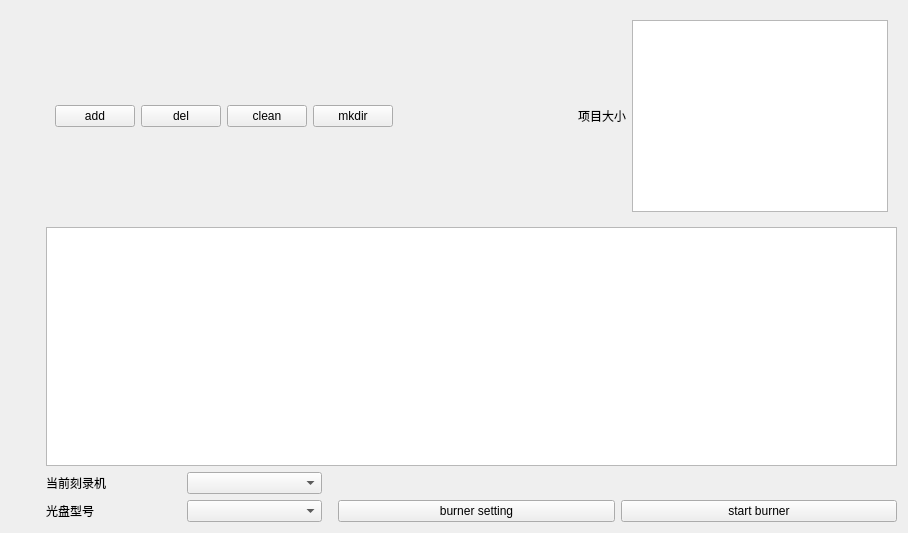
This is p_data.ui in XingWei-Liu/qt-burner as Qt 5 draws it before an edit. The edited form follows.
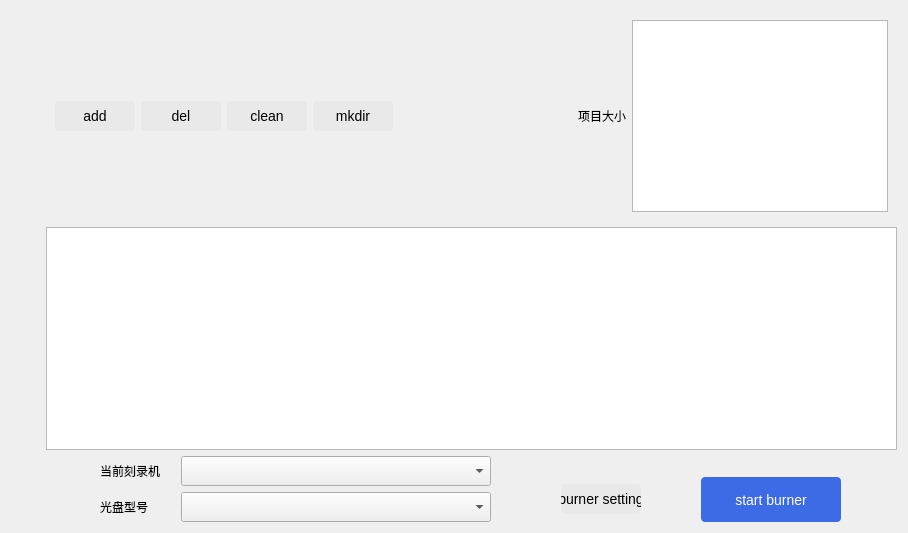
This is the edited form. Icons and pictures are not drawn.

Diff of the .ui file:
```diff
--- a/p_data.ui
+++ b/p_data.ui
@@ -37,6 +37,23 @@
        <layout class="QHBoxLayout" name="horizontalLayout">
         <item>
          <widget class="QPushButton" name="add">
+          <property name="minimumSize">
+           <size>
+            <width>80</width>
+            <height>30</height>
+           </size>
+          </property>
+          <property name="maximumSize">
+           <size>
+            <width>80</width>
+            <height>30</height>
+           </size>
+          </property>
+          <property name="styleSheet">
+           <string notr="true">QPushButton{background-image: url(:/new/prefix1/pic/icon-添加-默认.png);background-color:rgb(233, 233, 233);background-repeat: no-repeat;background-position:left;color:rgb(0, 0, 0);font: 14px;border-radius: 4px;}
+QPushButton:hover{background-image: url(:/new/prefix1/pic/icon-添加-悬停点击.png);background-color:rgb(107, 142, 235);background-repeat: no-repeat;background-position:left;color:rgb(0, 0, 0);font: 14px;border-radius: 4px;}
+ QPushButton:pressed{background-image: url(:/new/prefix1/pic/icon-添加-悬停点击.png);background-color:rgb(65, 95, 196);background-repeat: no-repeat;background-position:left;border:none;color:rgb(0, 0, 0);font: 14px;border-radius: 4px;}</string>
+          </property>
           <property name="text">
            <string>add</string>
           </property>
@@ -44,6 +61,23 @@
         </item>
         <item>
          <widget class="QPushButton" name="del">
+          <property name="minimumSize">
+           <size>
+            <width>80</width>
+            <height>30</height>
+           </size>
+          </property>
+          <property name="maximumSize">
+           <size>
+            <width>80</width>
+            <height>30</height>
+           </size>
+          </property>
+          <property name="styleSheet">
+           <string notr="true">QPushButton{background-image: url(:/new/prefix1/pic/icon-删除-默认.png);background-color:rgb(233, 233, 233);background-repeat: no-repeat;background-position:left;color:rgb(0, 0, 0);font: 14px;border-radius: 4px;}
+QPushButton:hover{background-image: url(:/new/prefix1/pic/icon-删除-悬停点击.png);background-color:rgb(107, 142, 235);background-repeat: no-repeat;background-position:left;color:rgb(0, 0, 0);font: 14px;border-radius: 4px;}
+QPushButton:pressed{background-image: url(:/new/prefix1/pic/icon-删除-悬停点击.png);background-color:rgb(65, 95, 196);background-repeat: no-repeat;background-position:left;border:none;color:rgb(0, 0, 0);font: 14px;border-radius: 4px;}</string>
+          </property>
           <property name="text">
            <string>del</string>
           </property>
@@ -51,6 +85,23 @@
         </item>
         <item>
          <widget class="QPushButton" name="clean">
+          <property name="minimumSize">
+           <size>
+            <width>80</width>
+            <height>30</height>
+           </size>
+          </property>
+          <property name="maximumSize">
+           <size>
+            <width>80</width>
+            <height>30</height>
+           </size>
+          </property>
+          <property name="styleSheet">
+           <string notr="true">QPushButton{background-image: url(:/new/prefix1/pic/icon-清空-默认.png);background-color:rgb(233, 233, 233);background-repeat: no-repeat;background-position:left;color:rgb(0, 0, 0);font: 14px;border-radius: 4px;}
+QPushButton:hover{background-image: url(:/new/prefix1/pic/icon-清空-悬停点击.png);background-color:rgb(107, 142, 235);background-repeat: no-repeat;background-position:left;color:rgb(0, 0, 0);font: 14px;border-radius: 4px;}
+QPushButton:pressed{background-image: url(:/new/prefix1/pic/icon-清空-悬停点击.png);background-color:rgb(65, 95, 196);background-repeat: no-repeat;background-position:left;border:none;color:rgb(0, 0, 0);font: 14px;border-radius: 4px;}</string>
+          </property>
           <property name="text">
            <string>clean</string>
           </property>
@@ -58,6 +109,23 @@
         </item>
         <item>
          <widget class="QPushButton" name="mkdir">
+          <property name="minimumSize">
+           <size>
+            <width>80</width>
+            <height>30</height>
+           </size>
+          </property>
+          <property name="maximumSize">
+           <size>
+            <width>80</width>
+            <height>30</height>
+           </size>
+          </property>
+          <property name="styleSheet">
+           <string notr="true">QPushButton{background-image: url(:/new/prefix1/pic/icon-新建文件-默认.png);background-color:rgb(233, 233, 233);background-repeat: no-repeat;background-position:left;color:rgb(0, 0, 0);font: 14px;border-radius: 4px;}
+QPushButton:hover{background-image: url(:/new/prefix1/pic/icon-新建文件-悬停点击.png);background-color:rgb(107, 142, 235);background-repeat: no-repeat;background-position:left;color:rgb(0, 0, 0);font: 14px;border-radius: 4px;}
+QPushButton:pressed{background-image: url(:/new/prefix1/pic/icon-新建文件-悬停点击.png);background-color:rgb(65, 95, 196);background-repeat: no-repeat;background-position:left;border:none;color:rgb(0, 0, 0);font: 14px;border-radius: 4px;}</string>
+          </property>
           <property name="text">
            <string>mkdir</string>
           </property>
@@ -135,6 +203,23 @@
        </item>
        <item row="1" column="2">
         <widget class="QPushButton" name="burner_setting">
+         <property name="minimumSize">
+          <size>
+           <width>80</width>
+           <height>30</height>
+          </size>
+         </property>
+         <property name="maximumSize">
+          <size>
+           <width>80</width>
+           <height>30</height>
+          </size>
+         </property>
+         <property name="styleSheet">
+          <string notr="true">QPushButton{background-color:rgb(233, 233, 233);font: 14px;border-radius: 4px;}
+QPushButton:hover{background-color:rgb(107, 142, 235);font: 14px;border-radius: 4px;}
+QPushButton:pressed{border:none;background-color:rgb(65, 95, 196);font: 14px;border-radius: 4px;}</string>
+         </property>
          <property name="text">
           <string>burner setting</string>
          </property>
@@ -144,28 +229,95 @@
         <layout class="QGridLayout" name="gridLayout">
          <item row="0" column="0">
           <widget class="QLabel" name="label_2">
+           <property name="minimumSize">
+            <size>
+             <width>75</width>
+             <height>30</height>
+            </size>
+           </property>
+           <property name="maximumSize">
+            <size>
+             <width>75</width>
+             <height>30</height>
+            </size>
+           </property>
            <property name="text">
             <string>当前刻录机</string>
            </property>
           </widget>
          </item>
          <item row="0" column="1">
-          <widget class="QComboBox" name="comboBox"/>
+          <widget class="QComboBox" name="comboBox">
+           <property name="minimumSize">
+            <size>
+             <width>310</width>
+             <height>30</height>
+            </size>
+           </property>
+           <property name="maximumSize">
+            <size>
+             <width>310</width>
+             <height>30</height>
+            </size>
+           </property>
+          </widget>
          </item>
          <item row="1" column="0">
           <widget class="QLabel" name="label_3">
+           <property name="minimumSize">
+            <size>
+             <width>75</width>
+             <height>30</height>
+            </size>
+           </property>
+           <property name="maximumSize">
+            <size>
+             <width>75</width>
+             <height>30</height>
+            </size>
+           </property>
            <property name="text">
             <string>光盘型号</string>
            </property>
           </widget>
          </item>
          <item row="1" column="1">
-          <widget class="QComboBox" name="comboBox_2"/>
+          <widget class="QComboBox" name="comboBox_2">
+           <property name="minimumSize">
+            <size>
+             <width>310</width>
+             <height>30</height>
+            </size>
+           </property>
+           <property name="maximumSize">
+            <size>
+             <width>310</width>
+             <height>30</height>
+            </size>
+           </property>
+          </widget>
          </item>
         </layout>
        </item>
        <item row="1" column="3">
         <widget class="QPushButton" name="start_burner">
+         <property name="minimumSize">
+          <size>
+           <width>140</width>
+           <height>45</height>
+          </size>
+         </property>
+         <property name="maximumSize">
+          <size>
+           <width>140</width>
+           <height>45</height>
+          </size>
+         </property>
+         <property name="styleSheet">
+          <string notr="true">QPushButton{background-color:rgb(61, 107, 229);font: 14px;border-radius: 4px;color: rgb(255,255,255);}
+QPushButton:hover{background-color:rgb(107, 142, 235);font: 14px;border-radius: 4px;color: rgb(255,255,255);}
+QPushButton:pressed{border:none;background-color:rgb(65, 95, 196);font: 14px;border-radius: 4px;color: rgb(255,255,255);}</string>
+         </property>
          <property name="text">
           <string>start burner</string>
          </property>
```
Left out of the diff: 6 changed lines with no effect on the pictures.
